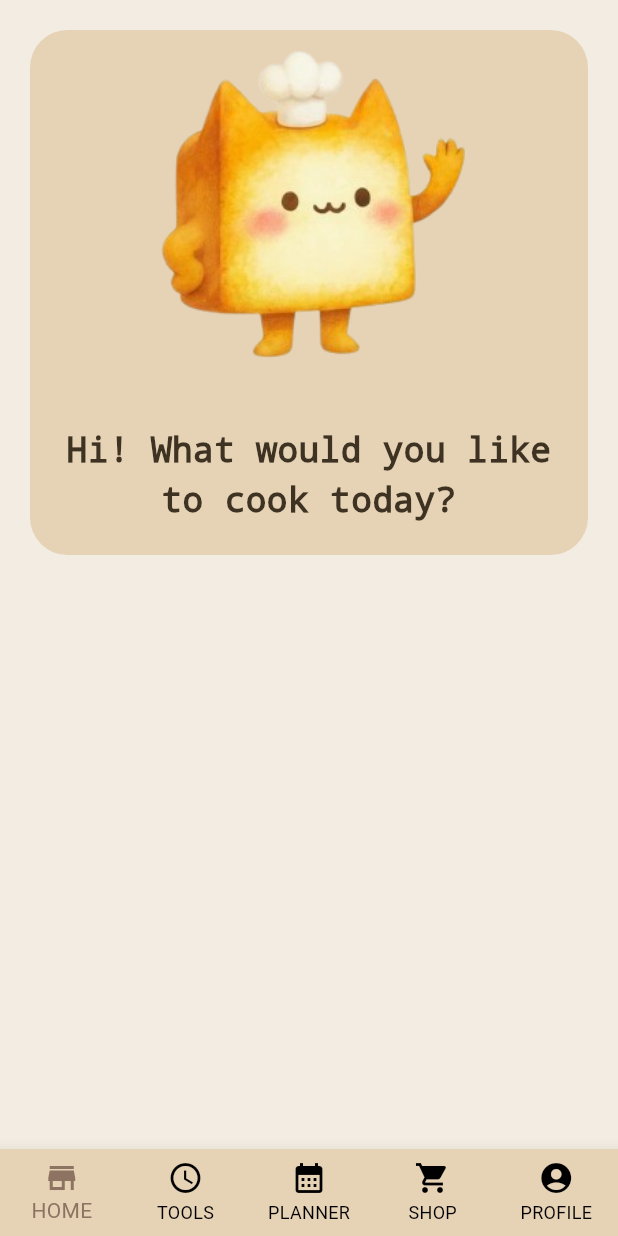
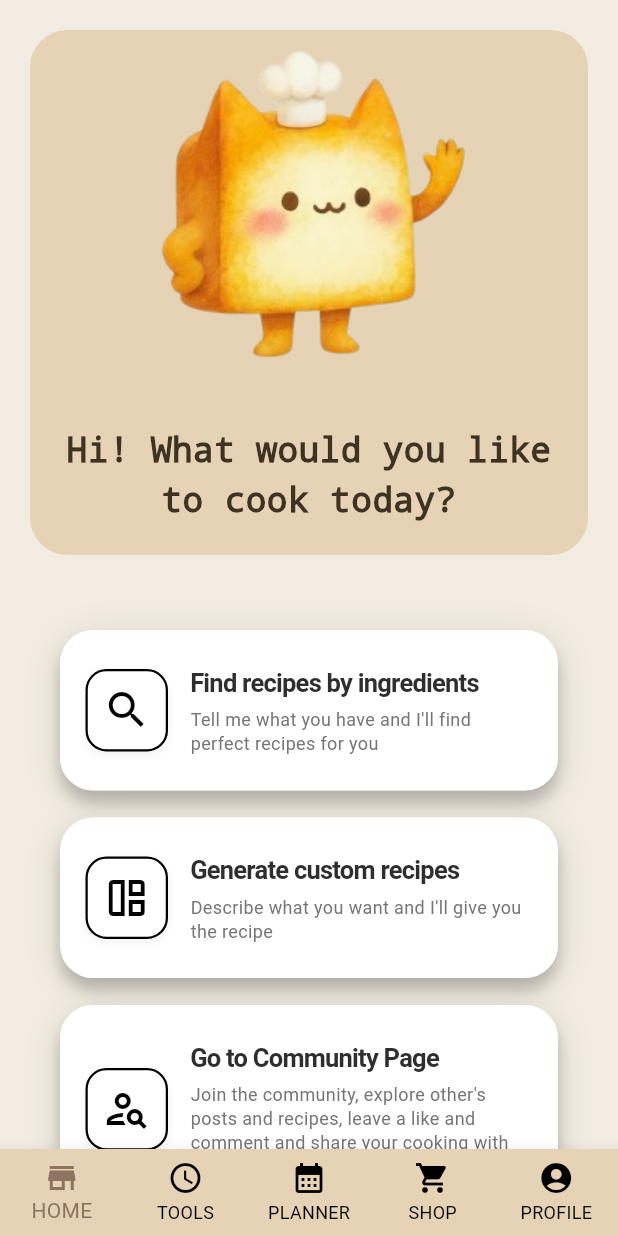
Before and after one commit to MthukaFernando/CookiMate-Implementation, a Flutter app: the screen it shows after launch, on a phone screen of 412 x 824 dp. Run offline on Flutter 3.47's test engine with Material 3 defaults, Android fonts, the phone set to English and light mode, and no system bars.

Commit message:
Design recipe discovery and community navigation section

```diff
--- a/frontend/lib/screens/home_page.dart
+++ b/frontend/lib/screens/home_page.dart
@@ -110,6 +110,40 @@ class _HomePageState extends State<HomePage> {
               ),
 
               //Wenuka can insert anything here
+              const SizedBox(height: 30),
+              Padding(
+                padding: const EdgeInsets.symmetric(horizontal: 20),
+                child: Container(
+                  padding: const EdgeInsets.all(20),
+                  decoration: BoxDecoration(
+
+                    borderRadius: BorderRadius.circular(25),
+                  ),
+                  child: Column(
+                    children: [
+                      _buildActionCard(
+                        icon: Icons.search,
+                        title: "Find recipes by ingredients",
+                        subtitle: "Tell me what you have and I'll find perfect recipes for you",
+                      ),
+                      const SizedBox(height: 18),
+                      _buildActionCard(
+                        icon: Icons.auto_awesome_mosaic_outlined,
+                        title: "Generate custom recipes",
+                        subtitle: "Describe what you want and I'll give you the recipe",
+                      ),
+                      const SizedBox(height: 18),
+                      _buildActionCard(
+                        icon: Icons.person_search_outlined,
+                        title: "Go to Community Page",
+                        subtitle: "Join the community, explore other's posts and recipes, leave a like and comment and share your cooking with friends!",
+                      ),
+                    ],
+                  ),
+                ),
+              ),
+              const SizedBox(height: 20),
+
 
             ],
           ),
@@ -143,4 +177,76 @@ class _HomePageState extends State<HomePage> {
       ),
     );
   }
+Widget _buildActionCard({required IconData icon, required String title, required String subtitle}) {
+  return Container(
+    padding: const EdgeInsets.symmetric(horizontal: 16, vertical: 22),
+    decoration: BoxDecoration(
+      color: Colors.white,
+      borderRadius: BorderRadius.circular(22),
+      // --- ENHANCED 3D SHADOW ---
+      boxShadow: [
+        BoxShadow(
+          color: Colors.black.withOpacity(0.1), // Soft outer glow
+          blurRadius: 20,
+          offset: const Offset(0, 4),
+        ),
+        BoxShadow(
+          color: Colors.black.withOpacity(0.2), // Darker bottom shadow for depth
+          blurRadius: 8,
+          offset: const Offset(0, 8), // Moves the shadow down to create height
+        ),
+      ],
+      // Adding a very light border makes the edges pop against the brown
+      border: Border.all(color: Colors.white.withOpacity(0.5), width: 1),
+    ),
+    child: Row(
+      children: [
+        Container(
+          padding: const EdgeInsets.all(10),
+          decoration: BoxDecoration(
+            color: Colors.white,
+            border: Border.all(color: Colors.black, width: 1.5),
+            borderRadius: BorderRadius.circular(14),
+            // Minimal shadow for the icon box to make it look inset
+            boxShadow: [
+              BoxShadow(
+                color: Colors.black.withOpacity(0.05),
+                blurRadius: 4,
+                offset: const Offset(0, 2),
+              )
+            ]
+          ),
+          child: Icon(icon, size: 32, color: Colors.black),
+        ),
+        const SizedBox(width: 15),
+        Expanded(
+          child: Column(
+            crossAxisAlignment: CrossAxisAlignment.start,
+            mainAxisSize: MainAxisSize.min,
+            children: [
+              Text(
+                title,
+                style: const TextStyle(
+                  fontSize: 17,
+                  fontWeight: FontWeight.bold,
+                  color: Color(0xFF2E2E2E),
+                  letterSpacing: -0.5,
+                ),
+              ),
+              const SizedBox(height: 5),
+              Text(
+                subtitle,
+                style: TextStyle(
+                  fontSize: 12,
+                  color: Colors.grey[600],
+                  height: 1.3,
+                ),
+              ),
+            ],
+          ),
+        ),
+      ],
+    ),
+  );
 }
+  }
```
Also changed, not shown: 1 other file.
